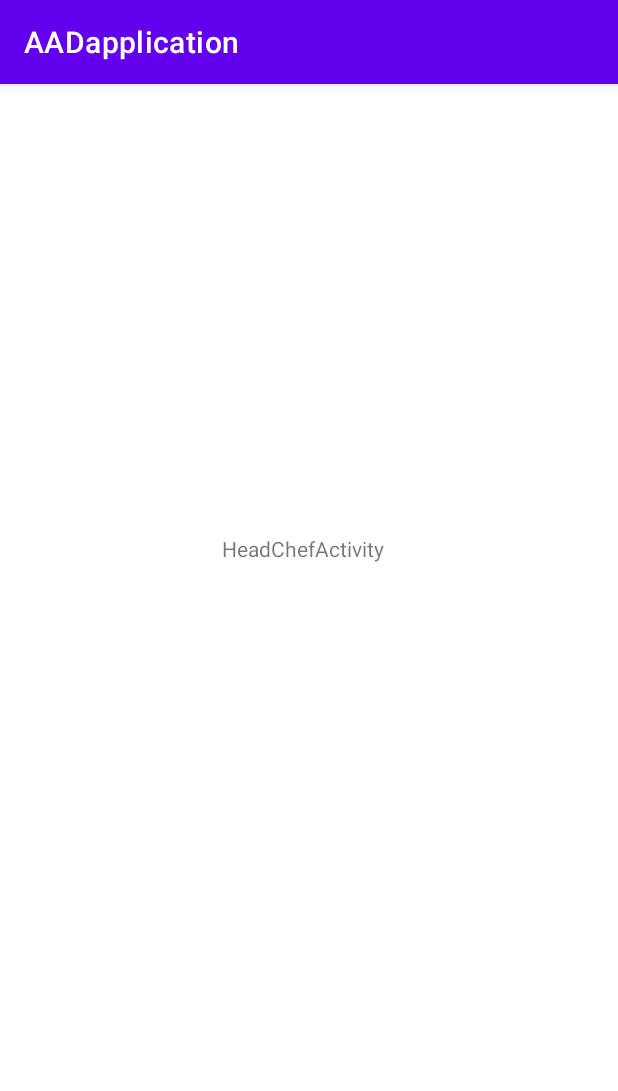
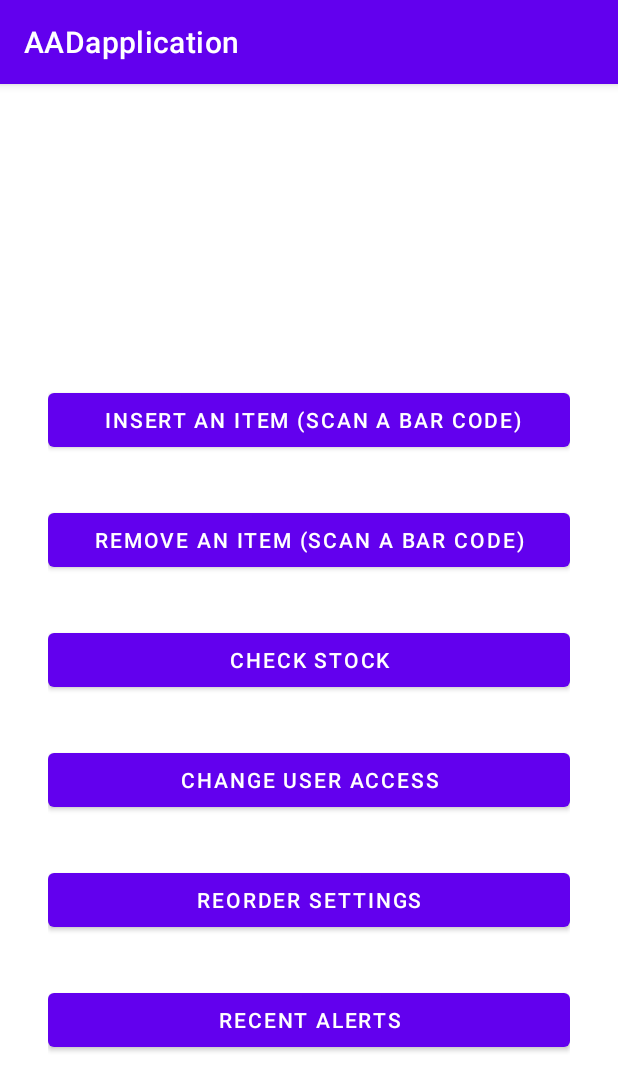
Before and after one commit to Zoodiac1337/AADapplication, an Android app: the headChefActivity screen opened directly, with no data from a screen before it, on a phone screen of 412 x 824 dp. Shown: the top 1091 px of the screen. Run offline under Robolectric (Android 15) with nearby library versions, the phone set to English and light mode, and no system bars.

Commit message:
Added buttons to user specific screens

```diff
--- a/app/src/main/res/layout/activity_head_chef.xml
+++ b/app/src/main/res/layout/activity_head_chef.xml
@@ -6,13 +6,71 @@
     android:layout_height="match_parent"
     tools:context=".headChefActivity">
 
-    <TextView
-        android:id="@+id/textView3"
-        android:layout_width="wrap_content"
+    <LinearLayout
+        android:layout_width="0dp"
         android:layout_height="wrap_content"
-        android:layout_marginStart="148dp"
-        android:layout_marginTop="300dp"
-        android:text="HeadChefActivity"
+        android:layout_marginStart="32dp"
+        android:layout_marginTop="200dp"
+        android:layout_marginEnd="32dp"
+        android:orientation="vertical"
+        app:layout_constraintEnd_toEndOf="parent"
         app:layout_constraintStart_toStartOf="parent"
-        app:layout_constraintTop_toTopOf="parent" />
+        app:layout_constraintTop_toTopOf="parent">
+
+        <Button
+            android:id="@+id/HCInsertItem"
+            android:layout_width="match_parent"
+            android:layout_height="wrap_content"
+            android:text=" Insert an item (scan a bar code)" />
+
+        <Space
+            android:layout_width="match_parent"
+            android:layout_height="32dp" />
+
+        <Button
+            android:id="@+id/HCRemoveItem"
+            android:layout_width="match_parent"
+            android:layout_height="wrap_content"
+            android:text="Remove an item (scan a bar code)" />
+
+        <Space
+            android:layout_width="match_parent"
+            android:layout_height="32dp" />
+
+        <Button
+            android:id="@+id/HCCheckStock"
+            android:layout_width="match_parent"
+            android:layout_height="wrap_content"
+            android:text="Check Stock" />
+
+        <Space
+            android:layout_width="match_parent"
+            android:layout_height="32dp" />
+
+        <Button
+            android:id="@+id/CHChangeUserAccess"
+            android:layout_width="match_parent"
+            android:layout_height="wrap_content"
+            android:text="Change user access" />
+
+        <Space
+            android:layout_width="match_parent"
+            android:layout_height="32dp" />
+
+        <Button
+            android:id="@+id/CHReorderSettings"
+            android:layout_width="match_parent"
+            android:layout_height="wrap_content"
+            android:text="Reorder settings" />
+
+        <Space
+            android:layout_width="match_parent"
+            android:layout_height="32dp" />
+
+        <Button
+            android:id="@+id/CHRecentAlerts"
+            android:layout_width="match_parent"
+            android:layout_height="wrap_content"
+            android:text="Recent alerts" />
+    </LinearLayout>
 </androidx.constraintlayout.widget.ConstraintLayout>
```
Also changed, not shown: app/src/main/res/layout/activity_chef.xml (+38 -0 lines), app/src/main/res/layout/activity_delivery_driver.xml (+37 -0 lines).
